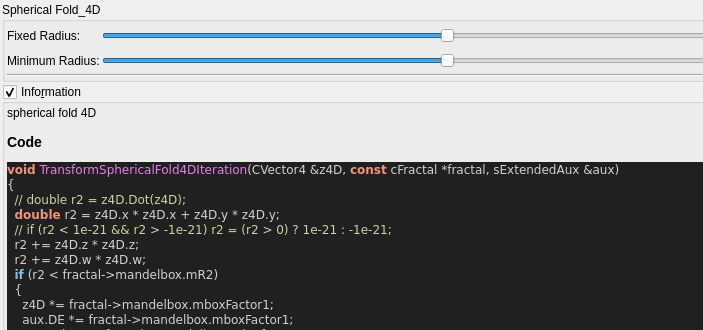
This is mandelbulber2/qt_data/fractal_transf_spherical_fold4d.ui in buddhi1980/mandelbulber2 as Qt 5 draws it before an edit; both pictures show x 0 to 703 and y 0 to 330 of the 889 by 596 pixel window. The edited form follows.
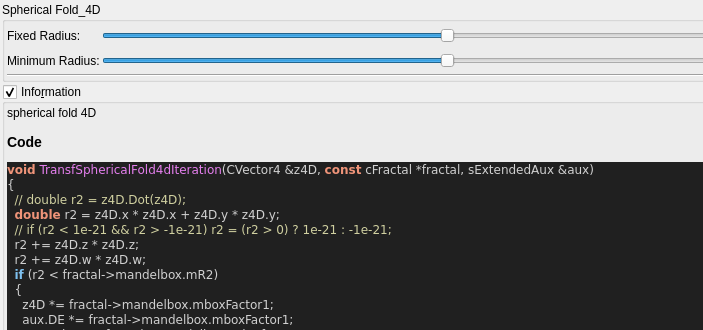
This is the edited form. Custom widgets are drawn as their Qt base class.

```diff
--- a/mandelbulber2/qt_data/fractal_transf_spherical_fold4d.ui
+++ b/mandelbulber2/qt_data/fractal_transf_spherical_fold4d.ui
@@ -224,7 +224,7 @@
 &lt;/table&gt;
 &lt;h3&gt;Code&lt;/h3&gt;
 &lt;body style=&quot;background-color:#202020&quot;&gt;
-&lt;pre style=&quot;color:#d0d0d0; background-color:#202020;  font-family:'Courier New',monospace;&quot;&gt;&lt;span style=&quot;color:#f09479; font-weight:bold&quot;&gt;void&lt;/span&gt; &lt;span style=&quot;color:#e47eed&quot;&gt;TransformSphericalFold4DIteration&lt;/span&gt;&lt;span style=&quot;color:#d0d0d0&quot;&gt;(&lt;/span&gt;CVector4 &lt;span style=&quot;color:#d0d0d0&quot;&gt;&amp;amp;&lt;/span&gt;z4D&lt;span style=&quot;color:#d0d0d0&quot;&gt;,&lt;/span&gt; &lt;span style=&quot;color:#f09479; font-weight:bold&quot;&gt;const&lt;/span&gt; cFractal &lt;span style=&quot;color:#d0d0d0&quot;&gt;*&lt;/span&gt;fractal&lt;span style=&quot;color:#d0d0d0&quot;&gt;,&lt;/span&gt; sExtendedAux &lt;span style=&quot;color:#d0d0d0&quot;&gt;&amp;amp;&lt;/span&gt;aux&lt;span style=&quot;color:#d0d0d0&quot;&gt;)&lt;/span&gt;
+&lt;pre style=&quot;color:#d0d0d0; background-color:#202020;  font-family:'Courier New',monospace;&quot;&gt;&lt;span style=&quot;color:#f09479; font-weight:bold&quot;&gt;void&lt;/span&gt; &lt;span style=&quot;color:#e47eed&quot;&gt;TransfSphericalFold4dIteration&lt;/span&gt;&lt;span style=&quot;color:#d0d0d0&quot;&gt;(&lt;/span&gt;CVector4 &lt;span style=&quot;color:#d0d0d0&quot;&gt;&amp;amp;&lt;/span&gt;z4D&lt;span style=&quot;color:#d0d0d0&quot;&gt;,&lt;/span&gt; &lt;span style=&quot;color:#f09479; font-weight:bold&quot;&gt;const&lt;/span&gt; cFractal &lt;span style=&quot;color:#d0d0d0&quot;&gt;*&lt;/span&gt;fractal&lt;span style=&quot;color:#d0d0d0&quot;&gt;,&lt;/span&gt; sExtendedAux &lt;span style=&quot;color:#d0d0d0&quot;&gt;&amp;amp;&lt;/span&gt;aux&lt;span style=&quot;color:#d0d0d0&quot;&gt;)&lt;/span&gt;
 &lt;span style=&quot;color:#d0d0d0&quot;&gt;{&lt;/span&gt;
   &lt;span style=&quot;color:#d0d0a0&quot;&gt;// double r2 = z4D.Dot(z4D);&lt;/span&gt;
   &lt;span style=&quot;color:#f09479; font-weight:bold&quot;&gt;double&lt;/span&gt; r2 &lt;span style=&quot;color:#d0d0d0&quot;&gt;=&lt;/span&gt; z4D&lt;span style=&quot;color:#d0d0d0&quot;&gt;.&lt;/span&gt;x &lt;span style=&quot;color:#d0d0d0&quot;&gt;*&lt;/span&gt; z4D&lt;span style=&quot;color:#d0d0d0&quot;&gt;.&lt;/span&gt;x &lt;span style=&quot;color:#d0d0d0&quot;&gt;+&lt;/span&gt; z4D&lt;span style=&quot;color:#d0d0d0&quot;&gt;.&lt;/span&gt;y &lt;span style=&quot;color:#d0d0d0&quot;&gt;*&lt;/span&gt; z4D&lt;span style=&quot;color:#d0d0d0&quot;&gt;.&lt;/span&gt;y&lt;span style=&quot;color:#d0d0d0&quot;&gt;;&lt;/span&gt;
```
Left out of the diff: 4 changed lines with no effect on the pictures.
